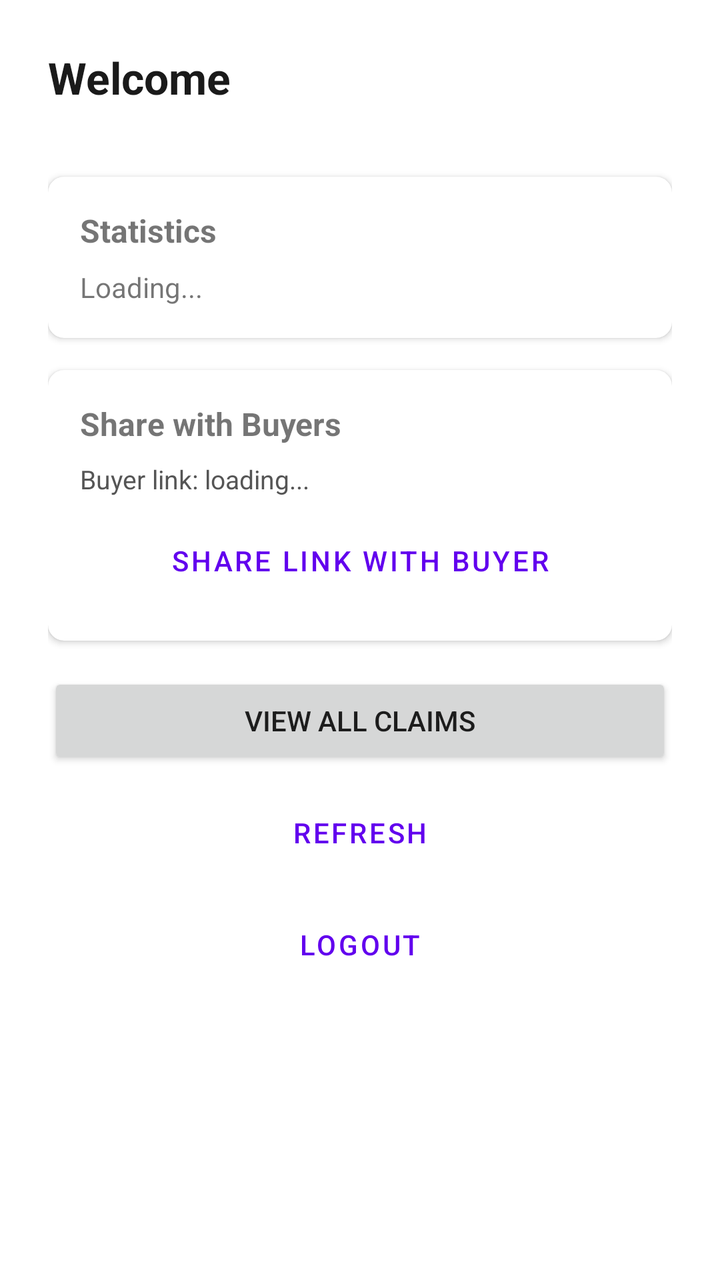
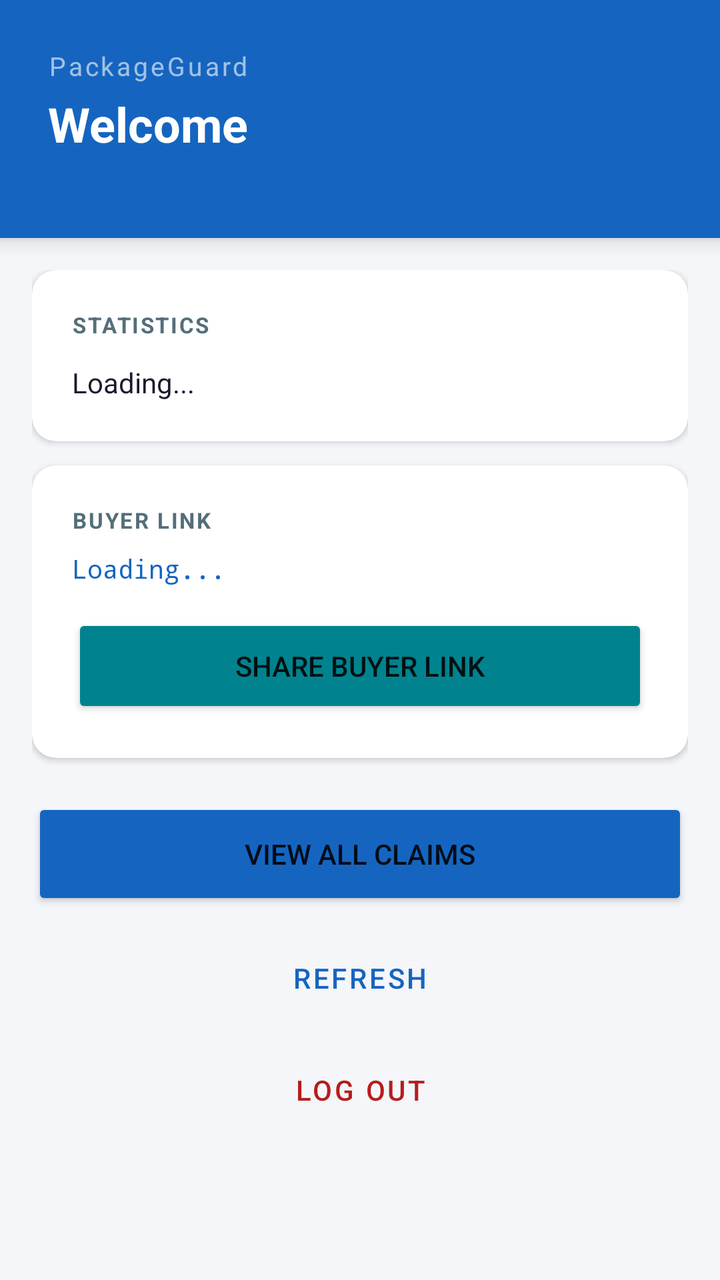

Screens rendered from an Android XML layout before and after an edit, with the pre-edit source and the edit as a unified diff.
<!-- AndroidManifest.xml: application theme AppTheme -->
<!-- res/layout/activity_seller_dashboard.xml -->
<?xml version="1.0" encoding="utf-8"?>
<ScrollView xmlns:android="http://schemas.android.com/apk/res/android"
    android:layout_width="match_parent"
    android:layout_height="match_parent">

    <LinearLayout
        android:layout_width="match_parent"
        android:layout_height="wrap_content"
        android:orientation="vertical"
        android:padding="24dp">

        
        <TextView
            android:id="@+id/textSellerName"
            android:layout_width="match_parent"
            android:layout_height="wrap_content"
            android:text="Welcome"
            android:textSize="22sp"
            android:textStyle="bold"
            android:textColor="#1a1a1a" />

        <TextView
            android:id="@+id/textSellerEmail"
            android:layout_width="match_parent"
            android:layout_height="wrap_content"
            android:text=""
            android:textSize="14sp"
            android:textColor="#666666"
            android:layout_marginBottom="16dp" />

        
        <androidx.cardview.widget.CardView
            xmlns:app="http://schemas.android.com/apk/res-auto"
            android:layout_width="match_parent"
            android:layout_height="wrap_content"
            app:cardElevation="2dp"
            app:cardCornerRadius="8dp"
            android:layout_marginBottom="16dp">

            <LinearLayout
                android:layout_width="match_parent"
                android:layout_height="wrap_content"
                android:orientation="vertical"
                android:padding="16dp">

                <TextView
                    android:layout_width="wrap_content"
                    android:layout_height="wrap_content"
                    android:text="Statistics"
                    android:textSize="16sp"
                    android:textStyle="bold"
                    android:layout_marginBottom="8dp" />

                <TextView
                    android:id="@+id/textStats"
                    android:layout_width="match_parent"
                    android:layout_height="wrap_content"
                    android:text="Loading..."
                    android:lineSpacingExtra="4dp" />
            </LinearLayout>
        </androidx.cardview.widget.CardView>

        
        <androidx.cardview.widget.CardView
            xmlns:app="http://schemas.android.com/apk/res-auto"
            android:layout_width="match_parent"
            android:layout_height="wrap_content"
            app:cardElevation="2dp"
            app:cardCornerRadius="8dp"
            android:layout_marginBottom="16dp">

            <LinearLayout
                android:layout_width="match_parent"
                android:layout_height="wrap_content"
                android:orientation="vertical"
                android:padding="16dp">

                <TextView
                    android:layout_width="wrap_content"
                    android:layout_height="wrap_content"
                    android:text="Share with Buyers"
                    android:textSize="16sp"
                    android:textStyle="bold"
                    android:layout_marginBottom="8dp" />

                <TextView
                    android:id="@+id/textDeepLink"
                    android:layout_width="match_parent"
                    android:layout_height="wrap_content"
                    android:text="Buyer link: loading..."
                    android:textSize="13sp"
                    android:textColor="#555555"
                    android:layout_marginBottom="8dp" />

                <Button
                    android:id="@+id/buttonShareLink"
                    android:layout_width="match_parent"
                    android:layout_height="wrap_content"
                    android:text="Share Link with Buyer"
                    style="@style/Widget.MaterialComponents.Button.OutlinedButton" />
            </LinearLayout>
        </androidx.cardview.widget.CardView>

        
        <Button
            android:id="@+id/buttonViewClaims"
            android:layout_width="match_parent"
            android:layout_height="wrap_content"
            android:text="View All Claims"
            android:layout_marginBottom="8dp" />

        <Button
            android:id="@+id/buttonRefresh"
            android:layout_width="match_parent"
            android:layout_height="wrap_content"
            android:text="Refresh"
            style="@style/Widget.MaterialComponents.Button.OutlinedButton"
            android:layout_marginBottom="8dp" />

        <Button
            android:id="@+id/buttonLogout"
            android:layout_width="match_parent"
            android:layout_height="wrap_content"
            android:text="Logout"
            style="@style/Widget.MaterialComponents.Button.TextButton" />

    </LinearLayout>
</ScrollView>
<!-- resources referenced by this layout -->
<resources>
  <style name="AppTheme" parent="Theme.MaterialComponents.Light.NoActionBar">
          <item name="colorPrimary">@color/purple_500</item>
          <item name="colorPrimaryVariant">@color/purple_700</item>
          <item name="colorOnPrimary">@color/white</item>
          <item name="colorSecondary">@color/teal_200</item>
          <item name="colorOnSecondary">@color/black</item>
      </style>
  <color name="purple_500">#FF6200EE</color>
  <color name="purple_700">#FF3700B3</color>
  <color name="white">#FFFFFFFF</color>
  <color name="teal_200">#FF03DAC5</color>
  <color name="black">#FF000000</color>
</resources>

<!-- the commit's change to res/layout/activity_seller_dashboard.xml (unified diff, before → after) -->
@@ -1,128 +1,173 @@
 <?xml version="1.0" encoding="utf-8"?>
-<ScrollView xmlns:android="http://schemas.android.com/apk/res/android"
+<LinearLayout xmlns:android="http://schemas.android.com/apk/res/android"
+    xmlns:app="http://schemas.android.com/apk/res-auto"
     android:layout_width="match_parent"
-    android:layout_height="match_parent">
+    android:layout_height="match_parent"
+    android:orientation="vertical"
+    android:background="@color/bg_screen">
 
-    <LinearLayout
+    
+    <androidx.cardview.widget.CardView
         android:layout_width="match_parent"
         android:layout_height="wrap_content"
-        android:orientation="vertical"
-        android:padding="24dp">
+        app:cardElevation="6dp"
+        app:cardCornerRadius="0dp"
+        app:cardBackgroundColor="@color/brand_primary">
 
-        
-        <TextView
-            android:id="@+id/textSellerName"
+        <LinearLayout
             android:layout_width="match_parent"
             android:layout_height="wrap_content"
-            android:text="Welcome"
-            android:textSize="22sp"
-            android:textStyle="bold"
-            android:textColor="#1a1a1a" />
+            android:orientation="vertical"
+            android:paddingStart="24dp"
+            android:paddingEnd="24dp"
+            android:paddingTop="24dp"
+            android:paddingBottom="20dp">
 
-        <TextView
-            android:id="@+id/textSellerEmail"
+            <TextView
+                android:layout_width="wrap_content"
+                android:layout_height="wrap_content"
+                android:text="PackageGuard"
+                android:textSize="13sp"
+                android:textColor="#99FFFFFF"
+                android:letterSpacing="0.1"
+                android:layout_marginBottom="4dp" />
+
+            <TextView
+                android:id="@+id/textSellerName"
+                android:layout_width="match_parent"
+                android:layout_height="wrap_content"
+                android:text="Welcome"
+                android:textSize="24sp"
+                android:textStyle="bold"
+                android:textColor="@color/white" />
+
+            <TextView
+                android:id="@+id/textSellerEmail"
+                android:layout_width="match_parent"
+                android:layout_height="wrap_content"
+                android:textSize="14sp"
+                android:textColor="#CCFFFFFF"
+                android:layout_marginTop="2dp" />
+        </LinearLayout>
+    </androidx.cardview.widget.CardView>
+
+    <ScrollView
+        android:layout_width="match_parent"
+        android:layout_height="0dp"
+        android:layout_weight="1"
+        android:fillViewport="true">
+
+        <LinearLayout
             android:layout_width="match_parent"
             android:layout_height="wrap_content"
-            android:text=""
-            android:textSize="14sp"
-            android:textColor="#666666"
-            android:layout_marginBottom="16dp" />
+            android:orientation="vertical"
+            android:padding="16dp">
 
-        
-        <androidx.cardview.widget.CardView
-            xmlns:app="http://schemas.android.com/apk/res-auto"
-            android:layout_width="match_parent"
-            android:layout_height="wrap_content"
-            app:cardElevation="2dp"
-            app:cardCornerRadius="8dp"
-            android:layout_marginBottom="16dp">
-
-            <LinearLayout
+            
+            <androidx.cardview.widget.CardView
                 android:layout_width="match_parent"
                 android:layout_height="wrap_content"
-                android:orientation="vertical"
-                android:padding="16dp">
+                app:cardElevation="2dp"
+                app:cardCornerRadius="12dp"
+                app:cardBackgroundColor="@color/bg_surface"
+                android:layout_marginBottom="12dp">
 
-                <TextView
-                    android:layout_width="wrap_content"
-                    android:layout_height="wrap_content"
-                    android:text="Statistics"
-                    android:textSize="16sp"
-                    android:textStyle="bold"
-                    android:layout_marginBottom="8dp" />
-
-                <TextView
-                    android:id="@+id/textStats"
+                <LinearLayout
                     android:layout_width="match_parent"
                     android:layout_height="wrap_content"
-                    android:text="Loading..."
-                    android:lineSpacingExtra="4dp" />
-            </LinearLayout>
-        </androidx.cardview.widget.CardView>
+                    android:orientation="vertical"
+                    android:padding="20dp">
 
-        
-        <androidx.cardview.widget.CardView
-            xmlns:app="http://schemas.android.com/apk/res-auto"
-            android:layout_width="match_parent"
-            android:layout_height="wrap_content"
-            app:cardElevation="2dp"
-            app:cardCornerRadius="8dp"
-            android:layout_marginBottom="16dp">
+                    <TextView
+                        android:layout_width="wrap_content"
+                        android:layout_height="wrap_content"
+                        android:text="STATISTICS"
+                        android:textSize="11sp"
+                        android:textStyle="bold"
+                        android:letterSpacing="0.08"
+                        android:textColor="@color/text_secondary"
+                        android:layout_marginBottom="12dp" />
 
-            <LinearLayout
+                    <TextView
+                        android:id="@+id/textStats"
+                        android:layout_width="match_parent"
+                        android:layout_height="wrap_content"
+                        android:text="Loading..."
+                        android:textSize="14sp"
+                        android:textColor="@color/text_primary"
+                        android:lineSpacingExtra="6dp" />
+                </LinearLayout>
+            </androidx.cardview.widget.CardView>
+
+            
+            <androidx.cardview.widget.CardView
                 android:layout_width="match_parent"
                 android:layout_height="wrap_content"
-                android:orientation="vertical"
-                android:padding="16dp">
+                app:cardElevation="2dp"
+                app:cardCornerRadius="12dp"
+                app:cardBackgroundColor="@color/bg_surface"
+                android:layout_marginBottom="20dp">
 
-                <TextView
-                    android:layout_width="wrap_content"
-                    android:layout_height="wrap_content"
-                    android:text="Share with Buyers"
-                    android:textSize="16sp"
-                    android:textStyle="bold"
-                    android:layout_marginBottom="8dp" />
-
-                <TextView
-                    android:id="@+id/textDeepLink"
+                <LinearLayout
                     android:layout_width="match_parent"
                     android:layout_height="wrap_content"
-                    android:text="Buyer link: loading..."
-                    android:textSize="13sp"
-                    android:textColor="#555555"
-                    android:layout_marginBottom="8dp" />
+                    android:orientation="vertical"
+                    android:padding="20dp">
 
-                <Button
-                    android:id="@+id/buttonShareLink"
-                    android:layout_width="match_parent"
-                    android:layout_height="wrap_content"
-                    android:text="Share Link with Buyer"
-                    style="@style/Widget.MaterialComponents.Button.OutlinedButton" />
-            </LinearLayout>
-        </androidx.cardview.widget.CardView>
+                    <TextView
+                        android:layout_width="wrap_content"
+                        android:layout_height="wrap_content"
+                        android:text="BUYER LINK"
+                        android:textSize="11sp"
+                        android:textStyle="bold"
+                        android:letterSpacing="0.08"
+                        android:textColor="@color/text_secondary"
+                        android:layout_marginBottom="8dp" />
 
-        
-        <Button
-            android:id="@+id/buttonViewClaims"
-            android:layout_width="match_parent"
-            android:layout_height="wrap_content"
-            android:text="View All Claims"
-            android:layout_marginBottom="8dp" />
+                    <TextView
+                        android:id="@+id/textDeepLink"
+                        android:layout_width="match_parent"
+                        android:layout_height="wrap_content"
+                        android:text="Loading..."
+                        android:textSize="13sp"
+                        android:fontFamily="monospace"
+                        android:textColor="@color/brand_primary"
+                        android:layout_marginBottom="14dp" />
 
-        <Button
-            android:id="@+id/buttonRefresh"
-            android:layout_width="match_parent"
-            android:layout_height="wrap_content"
-            android:text="Refresh"
-            style="@style/Widget.MaterialComponents.Button.OutlinedButton"
-            android:layout_marginBottom="8dp" />
+                    <Button
+                        android:id="@+id/buttonShareLink"
+                        android:layout_width="match_parent"
+                        android:layout_height="52dp"
+                        android:text="Share Buyer Link"
+                        android:backgroundTint="@color/brand_secondary" />
+                </LinearLayout>
+            </androidx.cardview.widget.CardView>
 
-        <Button
-            android:id="@+id/buttonLogout"
-            android:layout_width="match_parent"
-            android:layout_height="wrap_content"
-            android:text="Logout"
-            style="@style/Widget.MaterialComponents.Button.TextButton" />
+            
+            <Button
+                android:id="@+id/buttonViewClaims"
+                android:layout_width="match_parent"
+                android:layout_height="56dp"
+                android:text="View All Claims"
+                android:backgroundTint="@color/brand_primary"
+                android:layout_marginBottom="10dp" />
 
-    </LinearLayout>
-</ScrollView>
+            <Button
+                android:id="@+id/buttonRefresh"
+                android:layout_width="match_parent"
+                android:layout_height="48dp"
+                android:text="Refresh"
+                style="@style/Widget.MaterialComponents.Button.OutlinedButton"
+                android:layout_marginBottom="8dp" />
+
+            <Button
+                android:id="@+id/buttonLogout"
+                android:layout_width="match_parent"
+                android:layout_height="48dp"
+                android:text="Log Out"
+                style="@style/Widget.MaterialComponents.Button.TextButton"
+                android:textColor="@color/status_failed" />
+
+        </LinearLayout>
+    </ScrollView>
+</LinearLayout>
<!-- resource entries referenced after the edit -->
@@ -1,16 +1,22 @@
 <!-- resources referenced by this layout -->
 <resources>
+  <color name="bg_screen">#F4F6F9</color>
+  <color name="bg_surface">#FFFFFF</color>
+  <color name="brand_primary">#1565C0</color>
+  <color name="brand_secondary">#00838F</color>
+  <color name="status_failed">#B71C1C</color>
+  <color name="text_primary">#1A1A2E</color>
+  <color name="text_secondary">#546E7A</color>
   <style name="AppTheme" parent="Theme.MaterialComponents.Light.NoActionBar">
-          <item name="colorPrimary">@color/purple_500</item>
-          <item name="colorPrimaryVariant">@color/purple_700</item>
+          <item name="colorPrimary">@color/brand_primary</item>
+          <item name="colorPrimaryVariant">@color/brand_primary_dark</item>
           <item name="colorOnPrimary">@color/white</item>
-          <item name="colorSecondary">@color/teal_200</item>
-          <item name="colorOnSecondary">@color/black</item>
+          <item name="colorSecondary">@color/brand_secondary</item>
+          <item name="colorOnSecondary">@color/white</item>
+          <item name="android:windowBackground">@color/bg_screen</item>
+          <item name="android:statusBarColor">@color/brand_primary_dark</item>
       </style>
-  <color name="purple_500">#FF6200EE</color>
-  <color name="purple_700">#FF3700B3</color>
+  <color name="brand_primary_dark">#003c8f</color>
   <color name="white">#FFFFFFFF</color>
-  <color name="teal_200">#FF03DAC5</color>
-  <color name="black">#FF000000</color>
 </resources>
 
